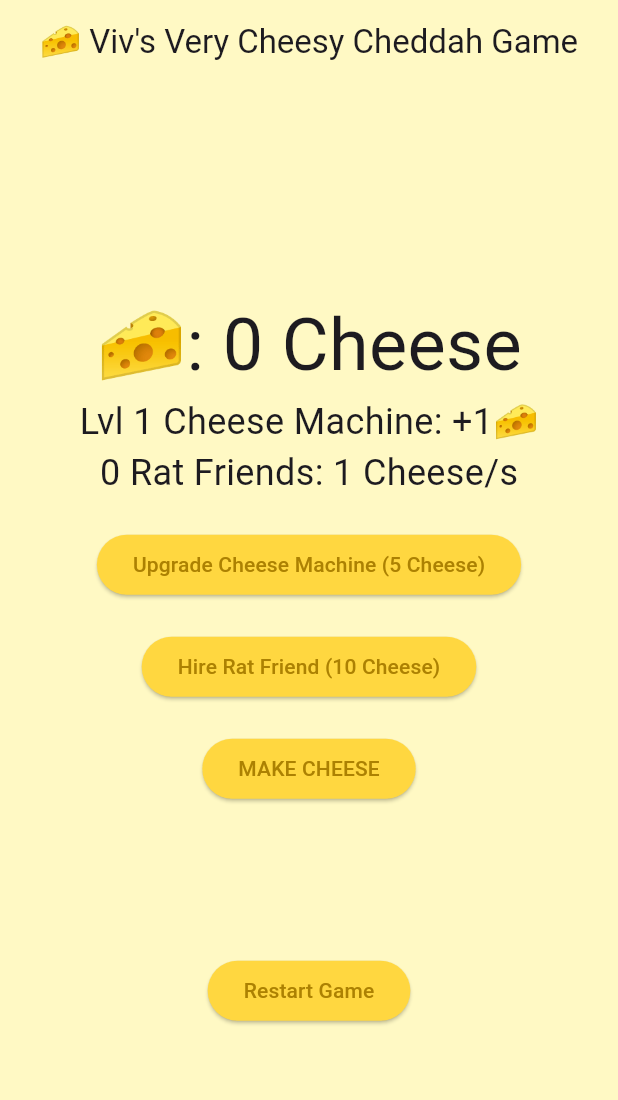
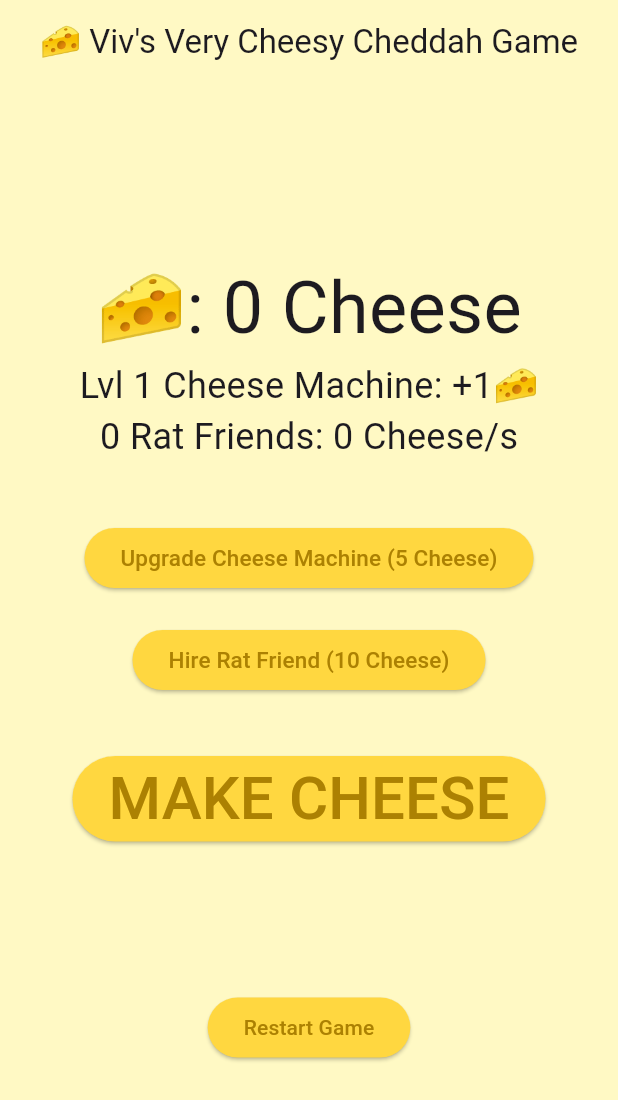
Before and after one commit to vivtratx/cheese-idle-game, a Flutter app: the screen it shows after launch, on a phone screen of 412 x 824 dp. Shown: the top 1100 px of the screen. Run offline on Flutter 3.47's test engine with Material 3 defaults, Android fonts, the phone set to English and light mode, and no system bars; our stand-ins replace confetti.

Commit message:
Final push

```diff
--- a/cheese_app/lib/main.dart
+++ b/cheese_app/lib/main.dart
@@ -110,28 +110,28 @@ class _CounterPageState extends State<CounterPage> {
 
                 Text('🧀: $_cheese Cheese', style: const TextStyle(fontSize: 48)),
                 Text('Lvl $_level Cheese Machine: +$_level🧀', style:const TextStyle(fontSize: 24)),
-                Text('$_numRats Rat Friends: 1 Cheese/s', style:const TextStyle(fontSize: 24)),
+                Text('$_numRats Rat Friends: $_numRats Cheese/s', style:const TextStyle(fontSize: 24)),
 
 
-                const SizedBox(height: 20),
+                const SizedBox(height: 40),
                 ElevatedButton(
                   style: ElevatedButton.styleFrom(foregroundColor: const Color.fromARGB(255, 172, 129, 2), backgroundColor: Colors.amberAccent),
                   onPressed: _upgradeMachine,
-                  child: Text('Upgrade Cheese Machine ($_machineCost Cheese)'),
+                  child: Text('Upgrade Cheese Machine ($_machineCost Cheese)', style: TextStyle(fontSize: 15)),
                 ),
 
                 const SizedBox(height: 20),
                 ElevatedButton(
                   style: ElevatedButton.styleFrom(foregroundColor: const Color.fromARGB(255, 172, 129, 2), backgroundColor: Colors.amberAccent),
                   onPressed: _hireRat,
-                  child: Text('Hire Rat Friend ($_friendCost Cheese)'),
+                  child: Text('Hire Rat Friend ($_friendCost Cheese)', style: TextStyle(fontSize: 15)),
                 ),
 
-                const SizedBox(height: 20),
+                const SizedBox(height: 40),
                 ElevatedButton(
                   style: ElevatedButton.styleFrom(foregroundColor: const Color.fromARGB(255, 172, 129, 2), backgroundColor: Colors.amberAccent),
                   onPressed: _incrementCheese,
-                  child: const Text('MAKE CHEESE'),
+                  child: const Text('MAKE CHEESE', style: TextStyle(fontSize: 40)),
                 ),
 
                 const SizedBox(height: 100),
```
